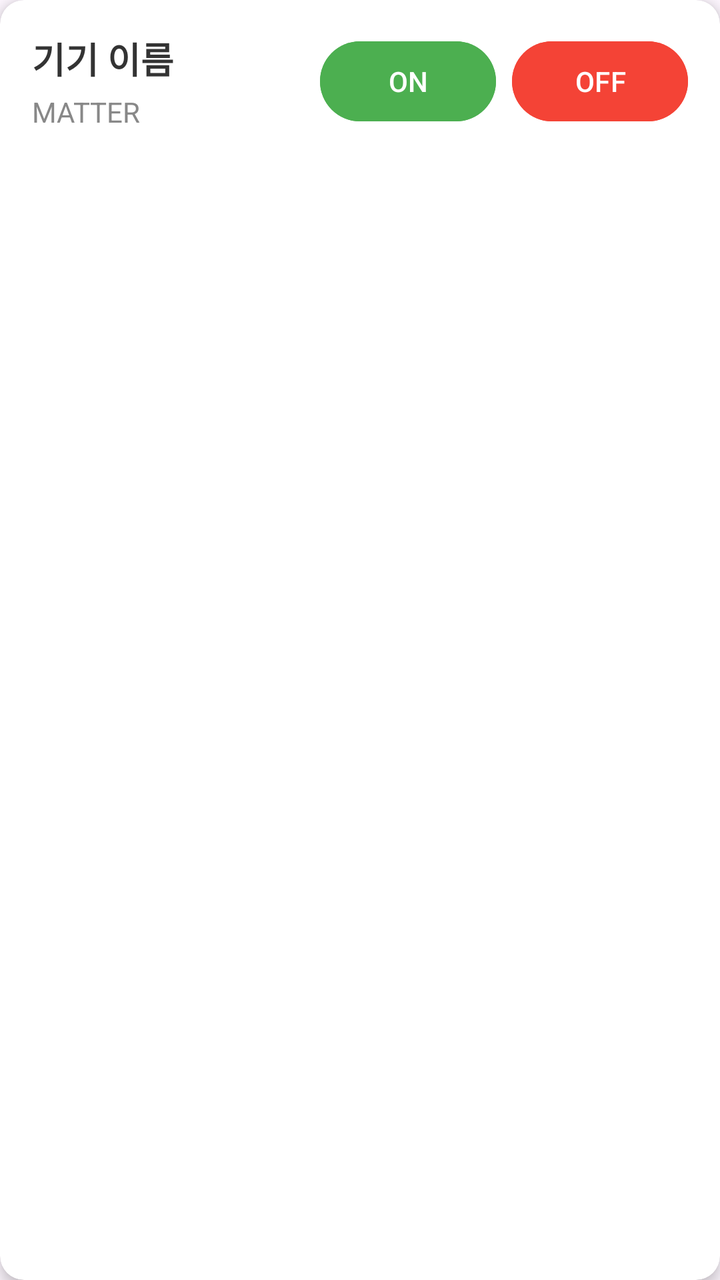
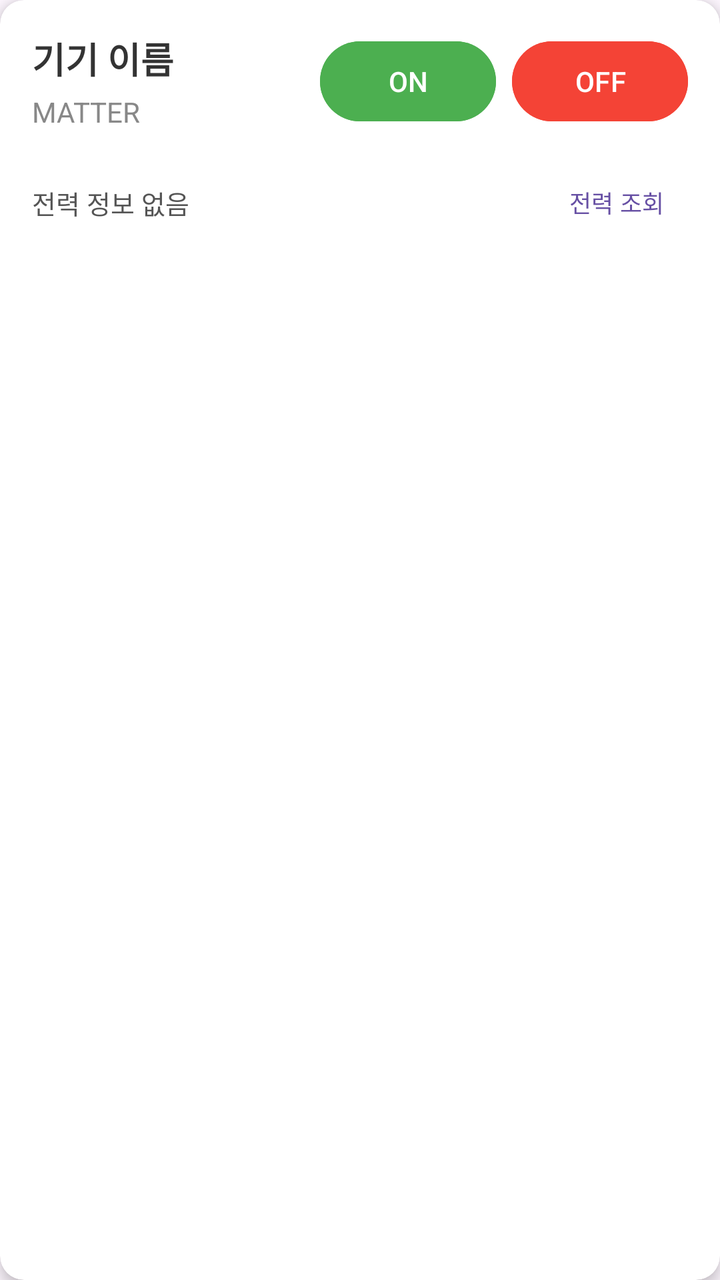

The first picture is an Android layout as it rendered before a commit; the second is the same layout after the commit. The layout source and the unified diff follow.
<!-- AndroidManifest.xml: application theme Theme.HomeAssistantApp -->
<!-- res/layout/item_device.xml -->
<?xml version="1.0" encoding="utf-8"?>
<androidx.cardview.widget.CardView xmlns:android="http://schemas.android.com/apk/res/android"
    xmlns:app="http://schemas.android.com/apk/res-auto"
    android:layout_width="match_parent"
    android:layout_height="wrap_content"
    android:layout_margin="8dp"
    app:cardCornerRadius="12dp"
    app:cardElevation="4dp">

    <LinearLayout
        android:layout_width="match_parent"
        android:layout_height="wrap_content"
        android:orientation="horizontal"
        android:padding="16dp"
        android:gravity="center_vertical">

        <LinearLayout
            android:layout_width="0dp"
            android:layout_height="wrap_content"
            android:layout_weight="1"
            android:orientation="vertical">

            <TextView
                android:id="@+id/textDeviceName"
                android:layout_width="wrap_content"
                android:layout_height="wrap_content"
                android:text="기기 이름"
                android:textSize="18sp"
                android:textStyle="bold"
                android:textColor="#333333"/>

            <TextView
                android:id="@+id/textDeviceType"
                android:layout_width="wrap_content"
                android:layout_height="wrap_content"
                android:text="MATTER"
                android:textSize="14sp"
                android:textColor="#888888"
                android:layout_marginTop="4dp"/>
        </LinearLayout>

        <Button
            android:id="@+id/btnOn"
            android:layout_width="wrap_content"
            android:layout_height="wrap_content"
            android:text="ON"
            android:backgroundTint="#4CAF50"
            android:layout_marginEnd="8dp"/>

        <Button
            android:id="@+id/btnOff"
            android:layout_width="wrap_content"
            android:layout_height="wrap_content"
            android:text="OFF"
            android:backgroundTint="#F44336"/>
    </LinearLayout>
</androidx.cardview.widget.CardView>
<!-- resources referenced by this layout -->
<resources>
  <style name="Theme.HomeAssistantApp" parent="Base.Theme.HomeAssistantApp" />
  <style name="Base.Theme.HomeAssistantApp" parent="Theme.Material3.DayNight.NoActionBar">
          
          
      </style>
</resources>

<!-- the commit's change to res/layout/item_device.xml (unified diff, before → after) -->
@@ -7,51 +7,86 @@
     app:cardCornerRadius="12dp"
     app:cardElevation="4dp">
 
+    
     <LinearLayout
         android:layout_width="match_parent"
         android:layout_height="wrap_content"
-        android:orientation="horizontal"
-        android:padding="16dp"
-        android:gravity="center_vertical">
+        android:orientation="vertical"
+        android:padding="16dp">
 
+        
         <LinearLayout
-            android:layout_width="0dp"
+            android:layout_width="match_parent"
             android:layout_height="wrap_content"
-            android:layout_weight="1"
-            android:orientation="vertical">
+            android:orientation="horizontal"
+            android:gravity="center_vertical">
+
+            <LinearLayout
+                android:layout_width="0dp"
+                android:layout_height="wrap_content"
+                android:layout_weight="1"
+                android:orientation="vertical">
+
+                <TextView
+                    android:id="@+id/textDeviceName"
+                    android:layout_width="wrap_content"
+                    android:layout_height="wrap_content"
+                    android:text="기기 이름"
+                    android:textSize="18sp"
+                    android:textStyle="bold"
+                    android:textColor="#333333"/>
+
+                <TextView
+                    android:id="@+id/textDeviceType"
+                    android:layout_width="wrap_content"
+                    android:layout_height="wrap_content"
+                    android:text="MATTER"
+                    android:textSize="14sp"
+                    android:textColor="#888888"
+                    android:layout_marginTop="4dp"/>
+            </LinearLayout>
+
+            <Button
+                android:id="@+id/btnOn"
+                android:layout_width="wrap_content"
+                android:layout_height="wrap_content"
+                android:text="ON"
+                android:backgroundTint="#4CAF50"
+                android:layout_marginEnd="8dp"/>
+
+            <Button
+                android:id="@+id/btnOff"
+                android:layout_width="wrap_content"
+                android:layout_height="wrap_content"
+                android:text="OFF"
+                android:backgroundTint="#F44336"/>
+        </LinearLayout>
+
+        
+        <LinearLayout
+            android:layout_width="match_parent"
+            android:layout_height="wrap_content"
+            android:orientation="horizontal"
+            android:gravity="center_vertical"
+            android:layout_marginTop="12dp">
 
             <TextView
-                android:id="@+id/textDeviceName"
+                android:id="@+id/textPowerInfo"
+                android:layout_width="0dp"
+                android:layout_height="wrap_content"
+                android:layout_weight="1"
+                android:text="전력 정보 없음"
+                android:textColor="#555555"
+                android:textSize="13sp" />
+
+            <Button
+                android:id="@+id/btnEnergy"
                 android:layout_width="wrap_content"
                 android:layout_height="wrap_content"
-                android:text="기기 이름"
-                android:textSize="18sp"
-                android:textStyle="bold"
-                android:textColor="#333333"/>
-
-            <TextView
-                android:id="@+id/textDeviceType"
-                android:layout_width="wrap_content"
-                android:layout_height="wrap_content"
-                android:text="MATTER"
-                android:textSize="14sp"
-                android:textColor="#888888"
-                android:layout_marginTop="4dp"/>
+                android:text="전력 조회"
+                android:textSize="12sp"
+                style="?android:attr/buttonBarButtonStyle" />
         </LinearLayout>
 
-        <Button
-            android:id="@+id/btnOn"
-            android:layout_width="wrap_content"
-            android:layout_height="wrap_content"
-            android:text="ON"
-            android:backgroundTint="#4CAF50"
-            android:layout_marginEnd="8dp"/>
-
-        <Button
-            android:id="@+id/btnOff"
-            android:layout_width="wrap_content"
-            android:layout_height="wrap_content"
-            android:text="OFF"
-            android:backgroundTint="#F44336"/>
     </LinearLayout>
 </androidx.cardview.widget.CardView>
